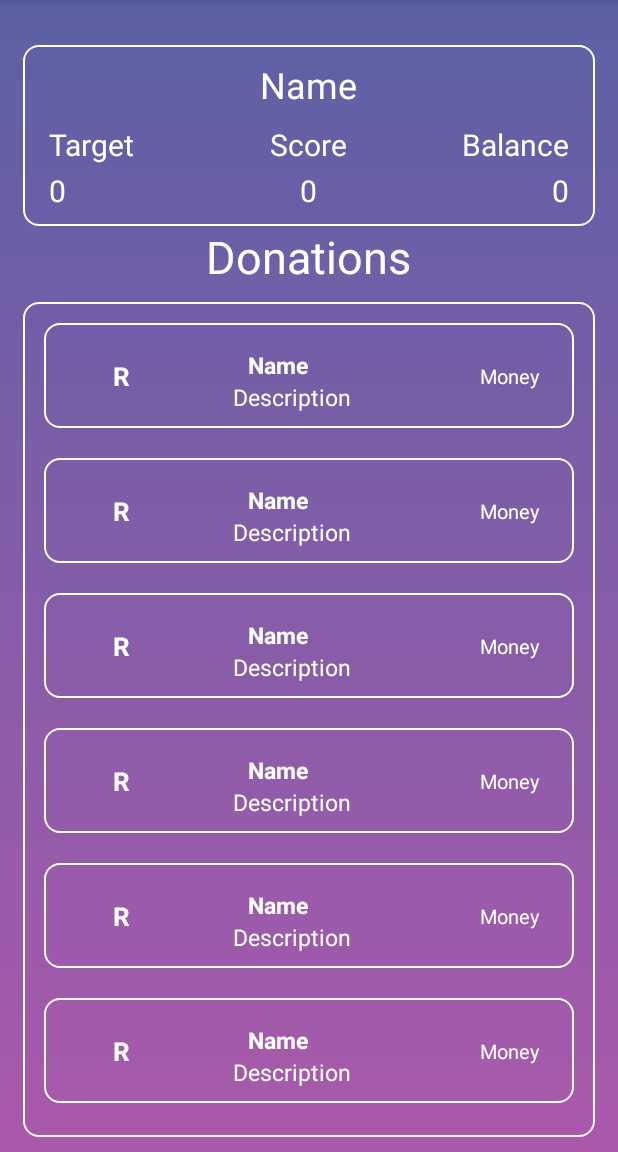
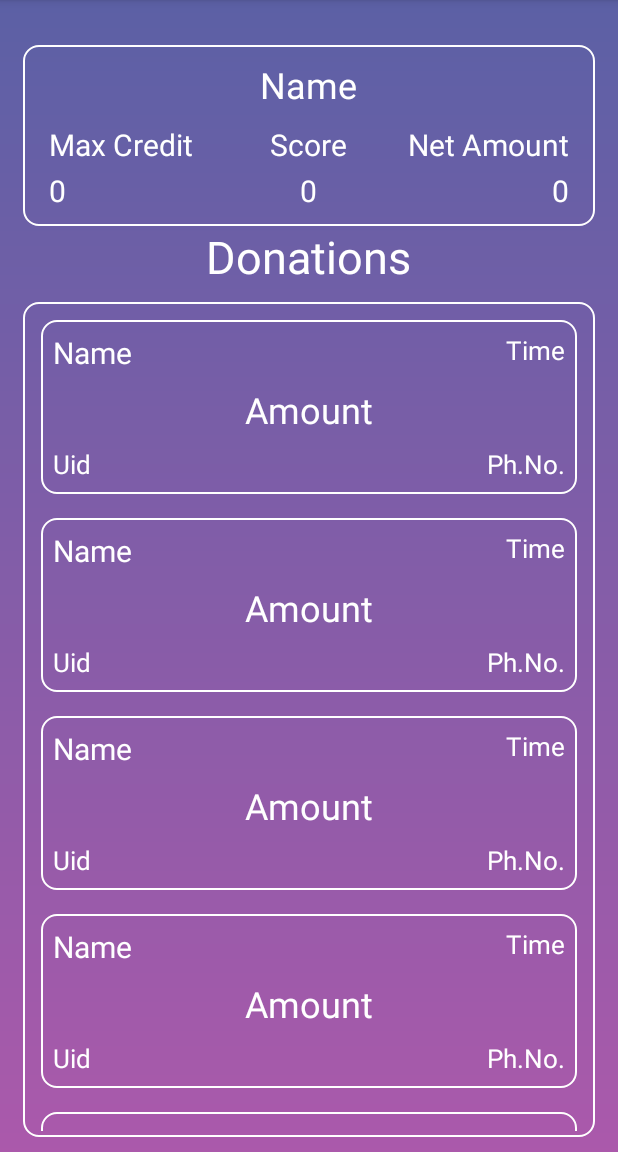
Before and after one commit to garrysawyers3007/DaanCorona, an Android app: the MainActivity screen opened directly, with no data from a screen before it, on a phone screen of 412 x 824 dp, the part 84-1236 px from its top. Run offline under Robolectric (Android 15) with nearby library versions, the phone set to English and light mode, and no system bars.

Commit message:
UI changes

```diff
--- a/app/build.gradle
+++ b/app/build.gradle
@@ -33,6 +33,8 @@ dependencies {
     implementation 'com.google.android.material:material:1.1.0'
     implementation 'androidx.legacy:legacy-support-v4:1.0.0'
     implementation "androidx.recyclerview:recyclerview:1.1.0"
+    implementation 'com.google.code.gson:gson:2.8.6'
+    api 'com.theartofdev.edmodo:android-image-cropper:2.8.+'
     testImplementation 'junit:junit:4.13'
     implementation 'com.google.firebase:firebase-analytics:17.2.3'
     androidTestImplementation 'androidx.test.ext:junit:1.1.1'
--- a/app/src/main/res/layout/activity_main.xml
+++ b/app/src/main/res/layout/activity_main.xml
@@ -31,7 +31,7 @@
             android:id="@+id/tgttext"
             android:layout_width="wrap_content"
             android:layout_height="wrap_content"
-            android:text="Target"
+            android:text="Max Credit"
             android:layout_below="@+id/name"
             android:textColor="#fff"
             android:textSize="20sp"
@@ -42,7 +42,7 @@
             android:id="@+id/blctext"
             android:layout_width="wrap_content"
             android:layout_height="wrap_content"
-            android:text="Balance"
+            android:text="Net Amount"
             android:layout_below="@+id/name"
             android:textColor="#fff"
             android:textSize="20sp"
--- a/app/src/main/res/layout/list_item.xml
+++ b/app/src/main/res/layout/list_item.xml
@@ -3,96 +3,57 @@
     xmlns:android="http://schemas.android.com/apk/res/android"
     android:layout_width="match_parent"
     android:layout_height="wrap_content"
+    android:background="@drawable/bg"
+    android:layout_margin="8dp"
+    android:padding="8dp"
     xmlns:app="http://schemas.android.com/apk/res-auto">
 
-
-    <androidx.constraintlayout.widget.ConstraintLayout
-        android:layout_width="match_parent"
-        android:layout_height="wrap_content"
-        android:background="@drawable/bg"
-        android:padding="10dp"
-        android:layout_margin="10dp">
-        <androidx.constraintlayout.widget.Guideline
-            android:id="@+id/guideline"
+    <TextView
     android:layout_width="wrap_content"
     android:layout_height="wrap_content"
-            android:orientation="vertical"
-            app:layout_constraintGuide_percent="0.25"/>
-
-        <androidx.constraintlayout.widget.Guideline
-            android:id="@+id/guideline2"
+    android:id="@+id/name"
+        android:textColor="#fff"
+        android:textSize="20sp"
+    android:text="Name"/>
+    <TextView
         android:layout_width="wrap_content"
         android:layout_height="wrap_content"
-            android:orientation="vertical"
-            app:layout_constraintGuide_percent="0.80"/>
-
+        android:id="@+id/time"
+        android:textColor="#fff"
+        android:layout_alignParentRight="true"
+        android:textSize="17sp"
+        android:text="Time"/>
 
     <TextView
-            android:id="@+id/player_rank"
         android:layout_width="wrap_content"
         android:layout_height="wrap_content"
-            android:text="R"
+        android:id="@+id/amount"
         android:textColor="#fff"
-            android:textSize="17sp"
-            android:textStyle="bold"
-            app:layout_constraintBottom_toBottomOf="parent"
-            app:layout_constraintEnd_toStartOf="@+id/guideline"
-            app:layout_constraintStart_toStartOf="parent"
-            app:layout_constraintTop_toTopOf="parent" />
-
-
+        android:layout_marginTop="8dp"
+        android:layout_centerInParent="true"
+        android:layout_below="@id/name"
+        android:textSize="24sp"
+        android:text="Amount"/>
 
     <TextView
-            android:id="@+id/player_name"
         android:layout_width="wrap_content"
         android:layout_height="wrap_content"
-            android:layout_gravity="center_vertical"
-            android:gravity="center_vertical"
-            android:scrollHorizontally="true"
-            android:marqueeRepeatLimit="marquee_forever"
-            android:text="Name"
+        android:id="@+id/UiD"
         android:textColor="#fff"
-            android:textSize="15sp"
-            android:textStyle="bold"
-            app:layout_constraintBottom_toBottomOf="parent"
-            app:layout_constraintEnd_toStartOf="@+id/guideline2"
-            app:layout_constraintHorizontal_bias="0.297"
-            app:layout_constraintStart_toStartOf="@+id/guideline"
-            app:layout_constraintTop_toTopOf="parent"
-            app:layout_constraintVertical_bias="0.262" />
+        android:layout_marginTop="8dp"
+        android:layout_below="@id/amount"
+        android:textSize="17sp"
+        android:text="Uid"/>
 
     <TextView
-            android:id="@+id/player_char_name"
         android:layout_width="wrap_content"
         android:layout_height="wrap_content"
-            android:layout_gravity="center_vertical"
-            android:maxLines="3"
-            android:text="Description"
+        android:id="@+id/phonenumber"
         android:textColor="#fff"
-            android:textSize="15sp"
-            android:textStyle="normal"
-            app:layout_constraintBottom_toBottomOf="parent"
-            app:layout_constraintEnd_toStartOf="@+id/guideline2"
-            app:layout_constraintHorizontal_bias="0.315"
-            app:layout_constraintStart_toStartOf="@+id/guideline"
-            app:layout_constraintTop_toBottomOf="@+id/player_name"
-            app:layout_constraintVertical_bias="0.407" />
+        android:layout_marginTop="8dp"
+        android:layout_alignParentRight="true"
+        android:layout_below="@id/amount"
+        android:textSize="17sp"
+        android:text="Ph.No."/>
 
-        <TextView
-            android:id="@+id/player_score"
-            android:layout_width="0dp"
-            android:layout_height="wrap_content"
-            android:layout_gravity="center_vertical"
-            android:gravity="center"
-            android:text="Money"
-            android:textColor="#fff"
-            android:textSize="13sp"
-            app:layout_constraintBottom_toBottomOf="parent"
-            app:layout_constraintEnd_toEndOf="parent"
-            app:layout_constraintHorizontal_bias="1.0"
-            app:layout_constraintStart_toStartOf="@+id/guideline2"
-            app:layout_constraintTop_toTopOf="parent"
-            app:layout_constraintVertical_bias="0.508" />
-
-    </androidx.constraintlayout.widget.ConstraintLayout>
 </RelativeLayout>
```
Also changed, not shown: app/src/main/java/com/lendeasy/daancorona/GetTask.java (added, +46 -0 lines), app/src/main/java/com/lendeasy/daancorona/Item.java (added, +36 -0 lines), app/src/main/java/com/lendeasy/daancorona/LoginActivity.java (+22 -17 lines), app/src/main/java/com/lendeasy/daancorona/PutTask.java (added, +43 -0 lines), app/src/main/res/layout/activity_login.xml (+6 -2 lines). Lines whose indentation alone changed are shown as unchanged.
